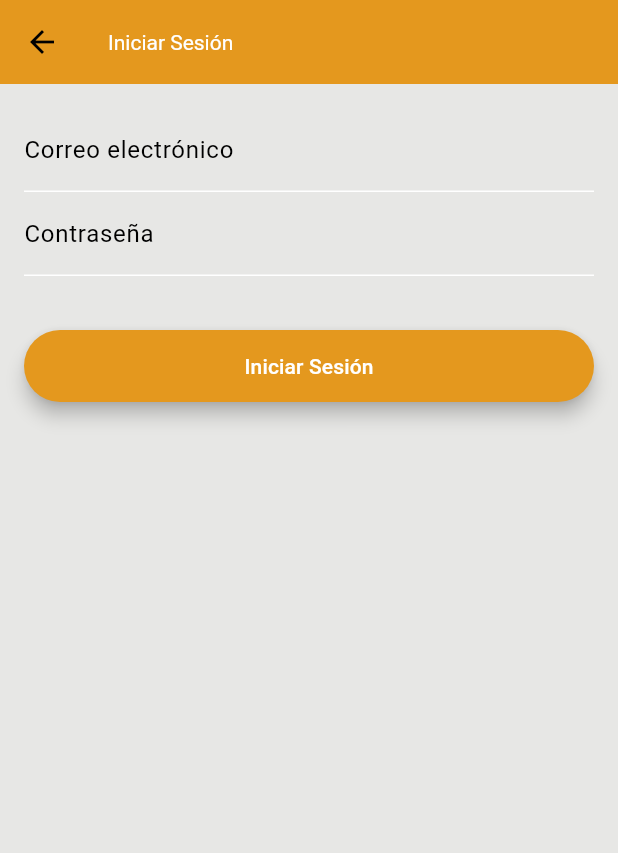
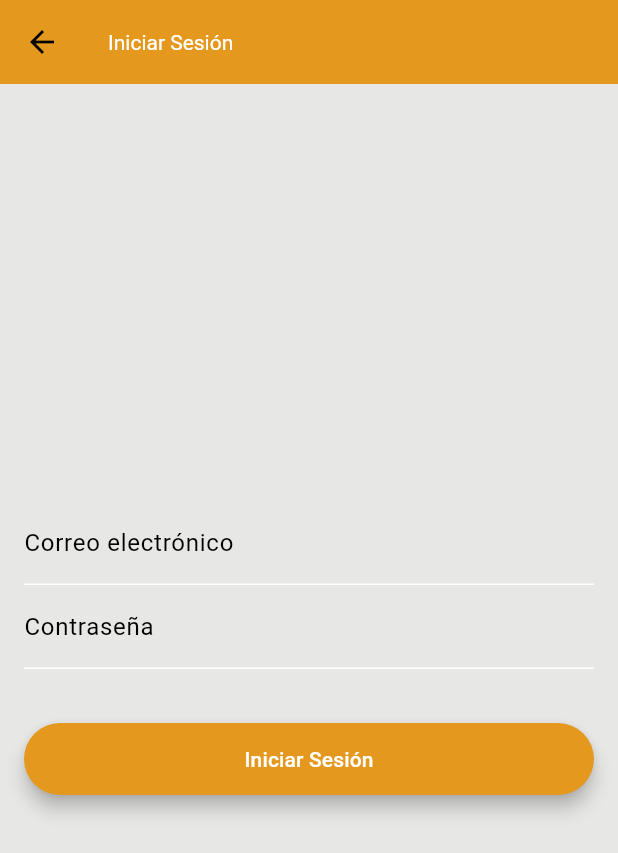
Before and after one commit to iTzGooDLife/neighborcafe, a Flutter app: the screen it shows after launch, after a tap on "Log In", on a phone screen of 412 x 824 dp. Shown: the top 853 px of the screen. Run offline on Flutter 3.47's test engine with Material 3 defaults, Android fonts, the phone set to English and light mode, and no system bars; our stand-ins replace firebase_auth, firebase_core; accounts and stored records are empty; generated files the repository leaves out were written again; network calls fail.

Commit message:
feat: add redirect after sing up and make home screen view

```diff
--- a/neighborcafe/lib/src/app.dart
+++ b/neighborcafe/lib/src/app.dart
@@ -10,6 +10,7 @@ import 'settings/app_colors.dart'; // Importa el archivo de colores
 import 'views/login_view.dart'; // Importa el archivo de colores
 import 'views/register_view.dart'; // Importa el archivo de colores
 import 'views/welcome_screen.dart'; // Importa el archivo de colores
+import 'views/home_screen.dart';
 
 /// The Widget that configures your application.
 class MyApp extends StatelessWidget {
@@ -106,7 +107,7 @@ class MyApp extends StatelessWidget {
             'registration_screen': (context) => RegisterView(),
             'login_screen': (context) => LoginView(),
             'welcome_screen': (context) => const WelcomeScreen(),
-            'home_screen': (context) => const SampleItemListView(),
+            'home_screen': (context) => HomePage(),
           },
 
           // Define a function to handle named routes in order to support
--- a/neighborcafe/lib/src/views/login_view.dart
+++ b/neighborcafe/lib/src/views/login_view.dart
@@ -2,6 +2,7 @@ import 'package:flutter/material.dart';
 import 'package:firebase_auth/firebase_auth.dart';
 import 'package:neighborcafe/src/settings/app_colors.dart';
 import '../components/rounded_button.dart';
+import './home_screen.dart';
 
 class LoginView extends StatefulWidget {
   @override
@@ -43,6 +44,7 @@ class _LoginViewState extends State<LoginView> {
       body: Padding(
         padding: const EdgeInsets.all(16.0),
         child: Column(
+          mainAxisAlignment: MainAxisAlignment.center,
           crossAxisAlignment: CrossAxisAlignment.stretch,
           children: [
             TextField(
@@ -68,14 +70,3 @@ class _LoginViewState extends State<LoginView> {
     );
   }
 }
-
-// Asegúrate de crear una clase HomePage para redirigir después de iniciar sesión.
-class HomePage extends StatelessWidget {
-  @override
-  Widget build(BuildContext context) {
-    return Scaffold(
-      appBar: AppBar(title: const Text('Página Principal')),
-      body: Center(child: const Text('Bienvenido a la aplicación!')),
-    );
-  }
-}
```
Also changed, not shown: neighborcafe/lib/src/views/home_screen.dart (added, +12 -0 lines), neighborcafe/lib/src/views/register_view.dart (+8 -1 lines).
